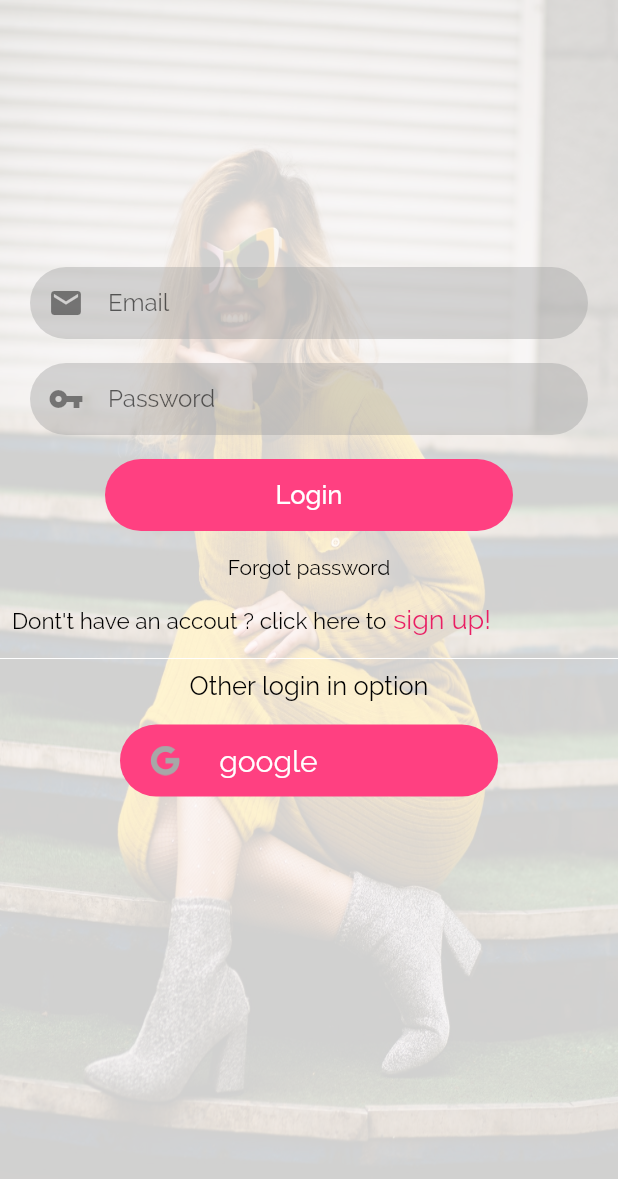
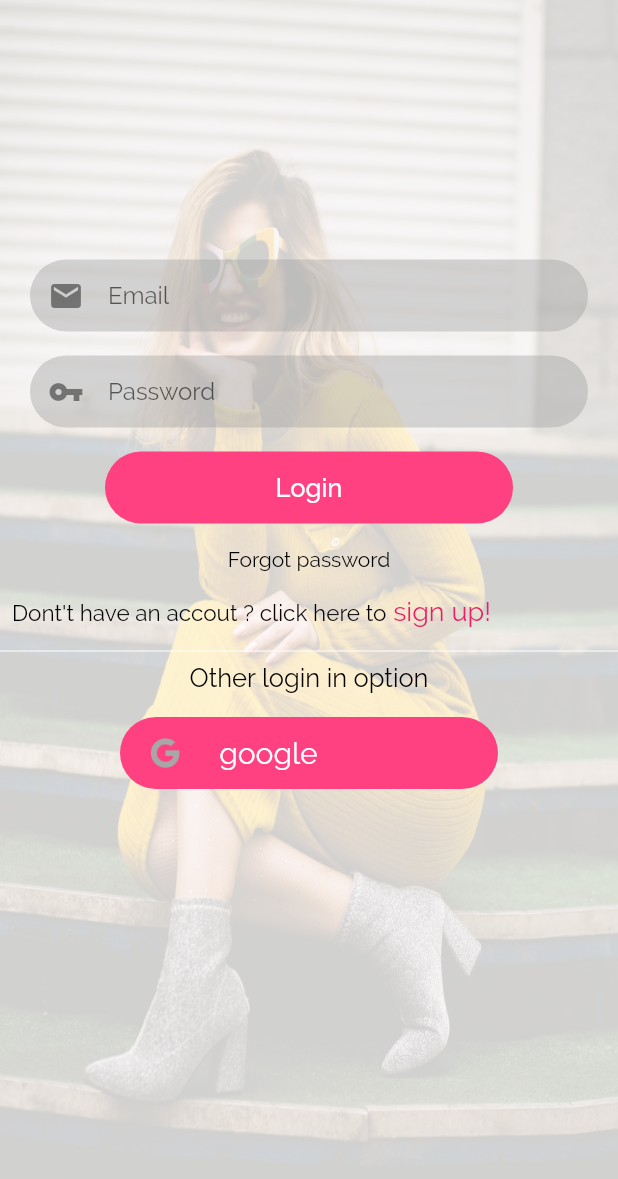
Before and after one commit to Sanaebadi97/Online-Fashion-Store, a Flutter app: the screen it shows after launch, on a phone screen of 412 x 824 dp. Shown: the top 1179 px of the screen. Run offline on Flutter 3.47's test engine with Material 2 defaults, Android fonts, the phone set to English and light mode, and no system bars; our stand-ins replace carousel_pro, cloud_firestore, firebase_auth, fluttertoast, google_sign_in, shared_preferences; accounts and stored records are empty.

```diff
--- a/lib/pages/login.dart
+++ b/lib/pages/login.dart
@@ -138,7 +138,7 @@ class _LoginState extends State<Login> {
 
           Center(
             child: Padding(
-              padding: const EdgeInsets.only(top: 170.0),
+              padding: const EdgeInsets.only(top: 165.0),
               child: Center(
                 child: Form(
                     key: null,
@@ -336,7 +336,7 @@ class _LoginState extends State<Login> {
                 alignment: Alignment.center,
                 color: Colors.white.withOpacity(0.9),
                 child: CircularProgressIndicator(
-                  valueColor: AlwaysStoppedAnimation<Color>(Colors.red),
+                  valueColor: AlwaysStoppedAnimation<Color>(Colors.pinkAccent),
                 ),
               ),
             ),
```
Also changed, not shown: 1 other file.
